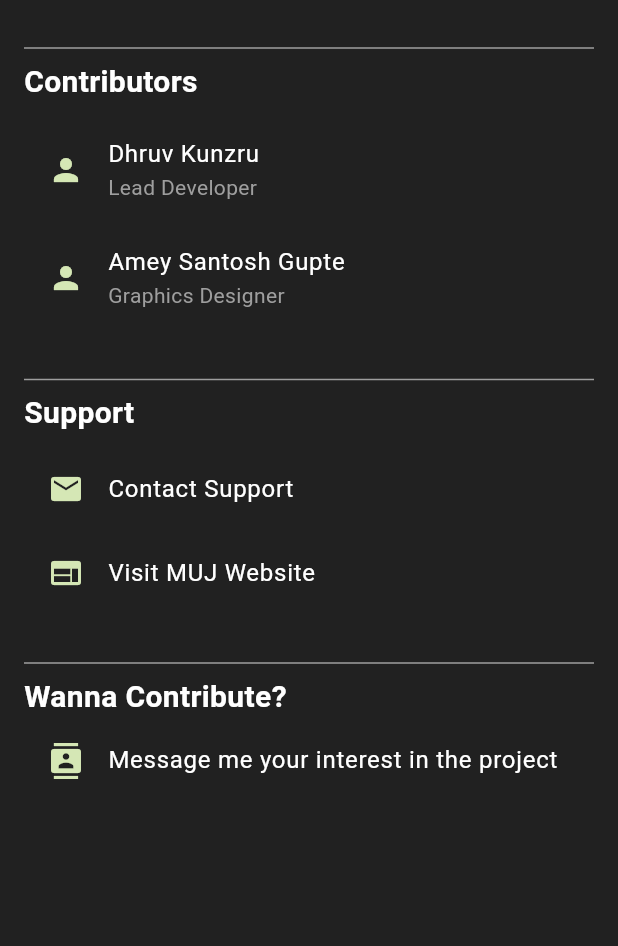
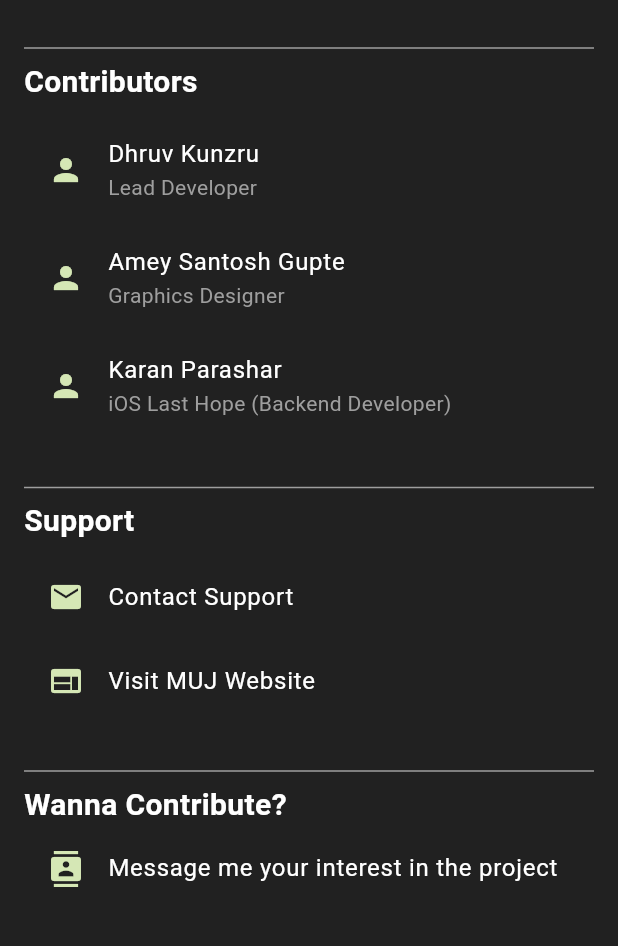
Before and after one commit to DK10WS/SLCM_APP, a Flutter app: the Settings screen opened directly with empty values, on a phone screen of 412 x 824 dp, the part 156-1102 px from its top. Run offline on Flutter 3.47's test engine with Material 3 defaults, Android fonts, the phone set to English and light mode, and no system bars; our stand-ins replace firebase_core, fl_chart, flutter_svg, shared_preferences; accounts and stored records are empty.

Commit message:
updated contributor

```diff
--- a/lib/settings.dart
+++ b/lib/settings.dart
@@ -74,6 +74,14 @@ class Settings extends StatelessWidget {
                     style: TextStyle(color: Colors.grey)),
                 onTap: () => _launchURL('https://github.com/Vanillaicee17'),
               ),
+              ListTile(
+                leading: const Icon(Icons.person, color: Color(0xFFD5E7B5)),
+                title: const Text('Karan Parashar',
+                    style: TextStyle(color: Colors.white)),
+                subtitle: const Text('iOS Last Hope (Backend Developer)',
+                    style: TextStyle(color: Colors.grey)),
+                onTap: () => _launchURL('https://github.com/whyredfire'),
+              ),
               const SizedBox(height: 24),
               const Divider(color: Colors.grey),
               const Text(
```
